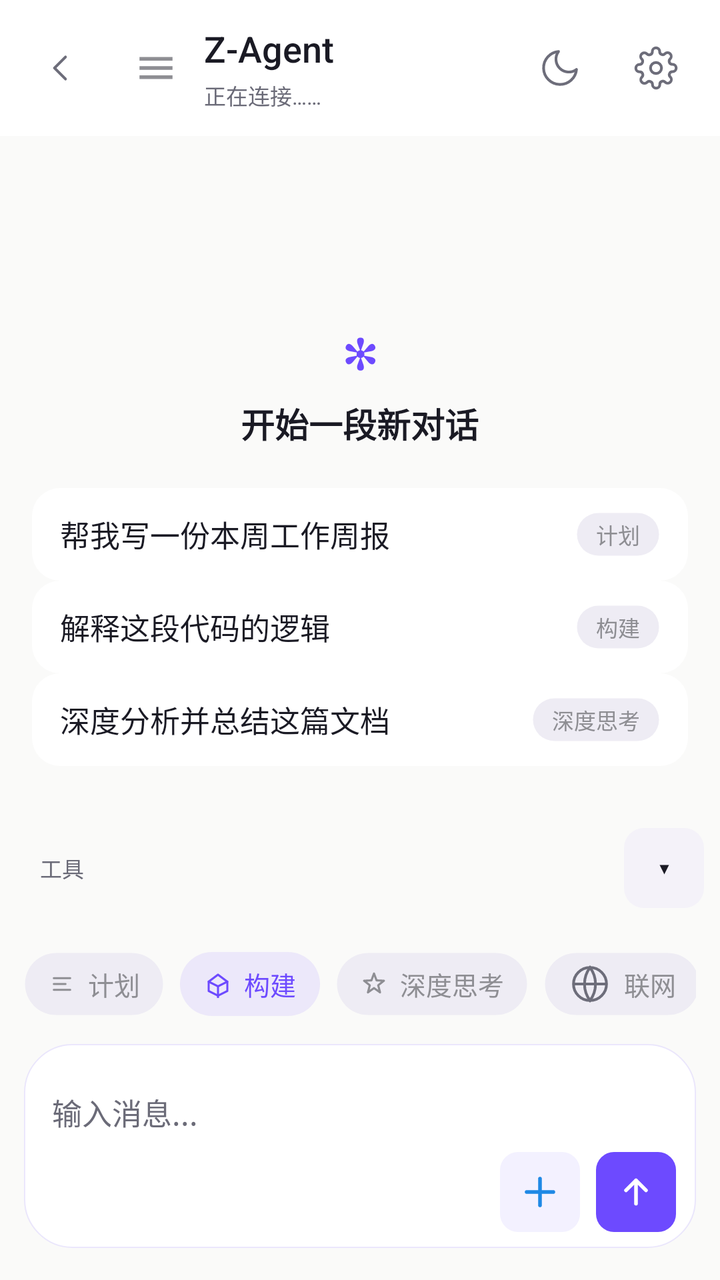
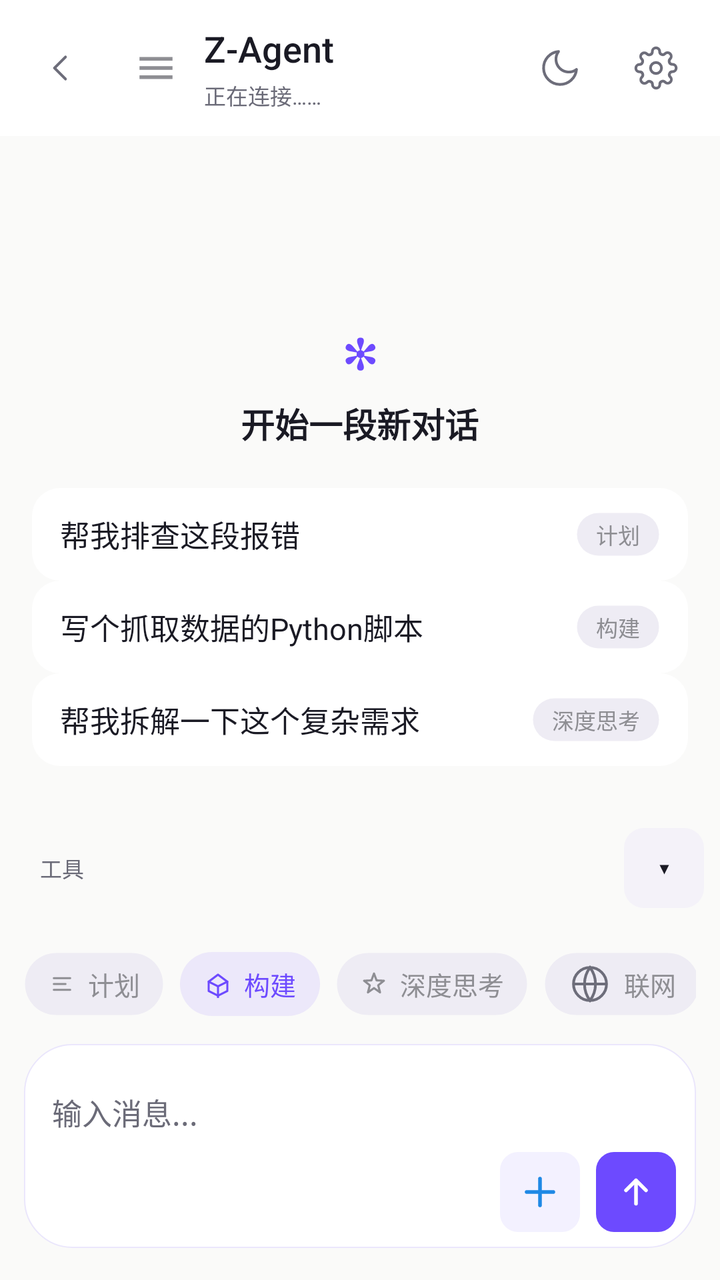

Two renders of the same Android screen: before a commit and after it. Below are the layout's source before the change and the commit's diff.
<!-- AndroidManifest.xml: application theme AppTheme -->
<!-- res/layout/activity_main.xml -->
<?xml version="1.0" encoding="utf-8"?>
<FrameLayout xmlns:android="http://schemas.android.com/apk/res/android"
android:id="@+id/rootView" android:clipChildren="false" android:clipToPadding="false"
android:layout_width="match_parent"
android:layout_height="match_parent"
android:background="@color/bg_canvas"
>



<LinearLayout
android:layout_width="match_parent"
android:layout_height="match_parent"
android:orientation="vertical">


<LinearLayout
android:id="@+id/topBar"
android:layout_width="match_parent"
android:layout_height="wrap_content"
android:background="@color/bg_elevated"
android:gravity="center_vertical"
android:orientation="horizontal"
android:paddingStart="6dp"
android:paddingTop="10dp"
android:paddingEnd="8dp"
android:paddingBottom="10dp">

<FrameLayout
    android:id="@+id/backButton"
    android:contentDescription="退出到模式选择"
    android:layout_width="48dp"
    android:layout_height="48dp"
    android:background="?attr/selectableItemBackgroundBorderless"
    android:clickable="true"
    android:focusable="true">
    <ImageView
        android:layout_width="22dp"
        android:layout_height="22dp"
        android:layout_gravity="center"
        android:src="@drawable/ic_back" />
    </FrameLayout>

<FrameLayout
    android:id="@+id/historyButton"
    android:contentDescription="聊天记录"
    android:layout_width="48dp"
    android:layout_height="48dp"
    android:background="?attr/selectableItemBackgroundBorderless"
    android:clickable="true"
    android:focusable="true">
    <ImageView
        android:layout_width="22dp"
        android:layout_height="22dp"
        android:layout_gravity="center"
        android:src="@drawable/ic_history" />
    </FrameLayout>

<LinearLayout
android:layout_width="0dp"
android:layout_height="wrap_content"
android:layout_weight="1"
android:orientation="vertical">
<TextView
android:layout_width="wrap_content"
android:layout_height="wrap_content"
android:text="Z-Agent"
android:textColor="@color/text_primary"
android:fontFamily="sans-serif-medium"
android:textSize="18sp" />
<TextView
android:id="@+id/statusText"
android:layout_width="match_parent"
android:layout_height="wrap_content"
android:layout_marginTop="3dp"
android:ellipsize="end"
android:maxLines="1"
android:text="正在连接……"
android:textColor="@color/text_tertiary"
android:textSize="@dimen/fs_caption" />
</LinearLayout>


<FrameLayout
android:id="@+id/themeButton"
android:contentDescription="切换深浅主题"
android:layout_width="48dp"
android:layout_height="48dp"
android:background="?attr/selectableItemBackgroundBorderless"
android:clickable="true"
android:focusable="true">
<ImageView
android:id="@+id/themeIcon"
android:layout_width="22dp"
android:layout_height="22dp"
android:layout_gravity="center"
android:src="@drawable/ic_moon" />
 
</FrameLayout>


<FrameLayout
android:id="@+id/settingsButton"
android:contentDescription="打开设置"
android:layout_width="48dp"
android:layout_height="48dp"
android:background="?attr/selectableItemBackgroundBorderless"
android:clickable="true"
android:focusable="true">
<ImageView
android:layout_width="22dp"
android:layout_height="22dp"
android:layout_gravity="center"
android:src="@drawable/ic_gear" />
</FrameLayout>
</LinearLayout>


<FrameLayout android:clipChildren="false" android:clipToPadding="false"
android:layout_width="match_parent"
android:layout_height="0dp"
android:layout_weight="1">

<ScrollView
android:id="@+id/outputScroll"
android:layout_width="match_parent"
android:layout_height="match_parent"
android:background="@color/bg_canvas"
android:fillViewport="true"
android:overScrollMode="always"
android:scrollbars="vertical">
<LinearLayout
android:id="@+id/chatContainer"
android:layout_width="match_parent"
android:layout_height="wrap_content"
android:gravity="bottom"
android:orientation="vertical"
android:paddingStart="8dp"
android:paddingTop="12dp"
android:paddingEnd="8dp"
android:paddingBottom="200dp">

<LinearLayout
android:id="@+id/emptyState"
android:layout_width="match_parent"
android:layout_height="0dp"
android:gravity="center"
android:layout_weight="1"
android:orientation="vertical"
android:paddingTop="48dp"
android:paddingBottom="24dp">
<TextView
android:layout_width="wrap_content"
android:layout_height="wrap_content"
android:text="✻"
android:textColor="@color/accent"
android:textSize="@dimen/fs_display"
android:textStyle="bold" />
<TextView
android:layout_width="wrap_content"
android:layout_height="wrap_content"
android:layout_marginTop="8dp"
android:text="开始一段新对话"
android:textColor="@color/text_primary"
android:textSize="@dimen/fs_title"
android:textStyle="bold" />


<LinearLayout android:layout_width="match_parent" android:layout_height="wrap_content" android:layout_marginTop="20dp" android:orientation="vertical" android:paddingStart="8dp" android:paddingEnd="8dp">

<LinearLayout android:id="@+id/promptCard1" android:layout_width="match_parent" android:layout_height="wrap_content" android:background="@drawable/bg_prompt_card" android:clickable="true" android:focusable="true" android:orientation="horizontal" android:gravity="center_vertical" android:paddingStart="14dp" android:paddingTop="12dp" android:paddingEnd="14dp" android:paddingBottom="12dp"><TextView android:layout_width="0dp" android:layout_height="wrap_content" android:layout_weight="1" android:text="帮我写一份本周工作周报" android:textColor="@color/text_primary" android:textSize="@dimen/fs_body"/><TextView android:layout_width="wrap_content" android:layout_height="wrap_content" android:layout_marginStart="8dp" android:background="@drawable/bg_chip_ghost" android:paddingStart="10dp" android:paddingTop="3dp" android:paddingEnd="10dp" android:paddingBottom="3dp" android:text="计划" android:textColor="@color/chip_text_inactive" android:textSize="11sp"/></LinearLayout>

<LinearLayout android:id="@+id/promptCard2" android:layout_width="match_parent" android:layout_height="wrap_content" android:background="@drawable/bg_prompt_card" android:clickable="true" android:focusable="true" android:orientation="horizontal" android:gravity="center_vertical" android:paddingStart="14dp" android:paddingTop="12dp" android:paddingEnd="14dp" android:paddingBottom="12dp"><TextView android:layout_width="0dp" android:layout_height="wrap_content" android:layout_weight="1" android:text="解释这段代码的逻辑" android:textColor="@color/text_primary" android:textSize="@dimen/fs_body"/><TextView android:layout_width="wrap_content" android:layout_height="wrap_content" android:layout_marginStart="8dp" android:background="@drawable/bg_chip_ghost" android:paddingStart="10dp" android:paddingTop="3dp" android:paddingEnd="10dp" android:paddingBottom="3dp" android:text="构建" android:textColor="@color/chip_text_inactive" android:textSize="11sp"/></LinearLayout>

<LinearLayout android:id="@+id/promptCard3" android:layout_width="match_parent" android:layout_height="wrap_content" android:background="@drawable/bg_prompt_card" android:clickable="true" android:focusable="true" android:orientation="horizontal" android:gravity="center_vertical" android:paddingStart="14dp" android:paddingTop="12dp" android:paddingEnd="14dp" android:paddingBottom="12dp"><TextView android:layout_width="0dp" android:layout_height="wrap_content" android:layout_weight="1" android:text="深度分析并总结这篇文档" android:textColor="@color/text_primary" android:textSize="@dimen/fs_body"/><TextView android:layout_width="wrap_content" android:layout_height="wrap_content" android:layout_marginStart="8dp" android:background="@drawable/bg_chip_ghost" android:paddingStart="10dp" android:paddingTop="3dp" android:paddingEnd="10dp" android:paddingBottom="3dp" android:text="深度思考" android:textColor="@color/chip_text_inactive" android:textSize="11sp"/></LinearLayout>
</LinearLayout>
</LinearLayout>
 </LinearLayout>
</ScrollView>


<FrameLayout
android:id="@+id/scrollBottomBtn"
android:layout_width="40dp"
android:layout_height="40dp"
android:layout_gravity="bottom|end"
android:layout_marginEnd="16dp"
 android:layout_marginBottom="76dp"
android:background="@drawable/bg_circle_btn"
android:clickable="true"
android:focusable="true"
android:foreground="@drawable/ripple_circle"
android:visibility="gone">
<TextView
android:layout_width="wrap_content"
android:layout_height="wrap_content"
android:layout_gravity="center"
android:text="↓"
android:textColor="@color/accent"
android:textSize="20sp"
android:textStyle="bold" />
</FrameLayout>
</FrameLayout>

</LinearLayout>


<LinearLayout
android:layout_width="match_parent"
android:layout_height="wrap_content"
android:layout_gravity="bottom"
android:orientation="vertical">


<LinearLayout android:id="@+id/quickBarContainer" android:layout_width="match_parent" android:layout_height="wrap_content" android:background="@android:color/transparent" android:orientation="vertical">

 <LinearLayout android:id="@+id/quickRowWrap" android:layout_width="match_parent" android:layout_height="wrap_content" android:gravity="center_vertical" android:minHeight="56dp" android:orientation="horizontal" android:paddingStart="8dp" android:paddingTop="6dp" android:paddingEnd="8dp" android:paddingBottom="6dp"> <TextView android:layout_width="wrap_content" android:layout_height="wrap_content" android:paddingStart="12dp" android:paddingEnd="2dp" android:text="工具" android:textColor="@color/text_tertiary" android:textSize="11sp" /> <HorizontalScrollView android:id="@+id/quickScroll" android:layout_width="0dp" android:layout_height="wrap_content" android:layout_weight="1" android:overScrollMode="never" android:scrollbars="none"> <LinearLayout android:id="@+id/quickRow" android:layout_width="wrap_content" android:layout_height="wrap_content" android:gravity="center_vertical" android:orientation="horizontal" android:paddingStart="8dp" android:paddingEnd="8dp" /> </HorizontalScrollView> <TextView android:id="@+id/quickCollapse" android:layout_width="40dp" android:layout_height="40dp" android:layout_marginStart="4dp" android:background="@drawable/bg_quick" android:clickable="true" android:focusable="true" android:foreground="@drawable/ripple_pill" android:gravity="center" android:text="▾" android:textColor="@color/text_primary" android:textSize="16sp" /> </LinearLayout>  <LinearLayout android:id="@+id/quickEditBar" android:layout_width="match_parent" android:layout_height="36dp" android:background="@color/bg_subtle" android:gravity="center_vertical" android:orientation="horizontal" android:paddingStart="16dp" android:paddingEnd="12dp" android:visibility="gone"> <TextView android:layout_width="0dp" android:layout_height="wrap_content" android:layout_weight="1" android:text="拖动排序 · 点×移除 · 点＋添加" android:textColor="@color/text_secondary" android:textSize="11sp" /> <TextView android:id="@+id/quickEditDone" android:layout_width="wrap_content" android:layout_height="wrap_content" android:paddingStart="12dp" android:paddingEnd="4dp" android:text="完成" android:textColor="@color/accent" android:textSize="13sp" android:textStyle="bold" /> </LinearLayout>  </LinearLayout>


<LinearLayout android:id="@+id/inputBar" android:layout_width="match_parent" android:layout_height="wrap_content" android:background="@android:color/transparent" android:clipChildren="false" android:clipToPadding="false" android:orientation="vertical" android:paddingStart="12dp" android:paddingTop="14dp" android:paddingEnd="12dp" android:paddingBottom="14dp">




<LinearLayout android:layout_width="match_parent" android:layout_height="wrap_content" android:gravity="center_vertical" android:orientation="horizontal" android:paddingBottom="10dp">
<HorizontalScrollView android:layout_width="0dp" android:layout_height="wrap_content" android:layout_weight="1" android:scrollbars="none" android:overScrollMode="never">
<LinearLayout android:layout_width="wrap_content" android:layout_height="wrap_content" android:gravity="center_vertical" android:orientation="horizontal">
<TextView android:id="@+id/segPlan" android:layout_width="wrap_content" android:layout_height="32dp" android:background="@drawable/bg_chip_ghost" android:clickable="true" android:focusable="true" android:foreground="@drawable/ripple_pill" android:gravity="center_vertical" android:drawableStart="@drawable/ic_plan" android:drawablePadding="6dp" android:paddingStart="12dp" android:paddingEnd="12dp" android:text="计划" android:textColor="@color/chip_text_inactive" android:textSize="13sp" android:maxLines="1" />
<TextView android:id="@+id/segBuild" android:layout_width="wrap_content" android:layout_height="32dp" android:layout_marginStart="8dp" android:background="@drawable/bg_chip_active" android:clickable="true" android:focusable="true" android:foreground="@drawable/ripple_pill" android:gravity="center_vertical" android:drawableStart="@drawable/ic_build_active" android:drawablePadding="6dp" android:paddingStart="12dp" android:paddingEnd="12dp" android:text="构建" android:textColor="@color/accent" android:textSize="13sp" android:maxLines="1" />
<TextView android:id="@+id/chipThink2" android:layout_width="wrap_content" android:layout_height="32dp" android:layout_marginStart="8dp" android:background="@drawable/bg_chip_ghost" android:clickable="true" android:focusable="true" android:foreground="@drawable/ripple_pill" android:gravity="center_vertical" android:drawableStart="@drawable/ic_think" android:drawablePadding="6dp" android:paddingStart="12dp" android:paddingEnd="12dp" android:text="深度思考" android:textColor="@color/chip_text_inactive" android:textSize="13sp" android:maxLines="1" />
<TextView android:id="@+id/chipSearch" android:layout_width="wrap_content" android:layout_height="32dp" android:layout_marginStart="8dp" android:background="@drawable/bg_chip_ghost" android:clickable="true" android:focusable="true" android:foreground="@drawable/ripple_pill" android:gravity="center_vertical" android:drawableStart="@drawable/ic_globe" android:drawablePadding="6dp" android:paddingStart="12dp" android:paddingEnd="12dp" android:text="联网" android:textColor="@color/chip_text_inactive" android:textSize="13sp" android:maxLines="1" />
</LinearLayout>
</HorizontalScrollView>
</LinearLayout>



<LinearLayout android:id="@+id/inputCard" android:layout_width="match_parent" android:layout_height="wrap_content" android:layout_marginTop="4dp" android:layout_marginBottom="2dp" android:background="@drawable/bg_input_card" android:elevation="10dp" android:orientation="vertical" android:paddingStart="14dp" android:paddingTop="10dp" android:paddingEnd="10dp" android:paddingBottom="8dp">

<HorizontalScrollView android:id="@+id/attachScroll" android:layout_width="match_parent" android:layout_height="wrap_content" android:scrollbars="none" android:visibility="gone">
<LinearLayout android:id="@+id/attachRow" android:layout_width="wrap_content" android:layout_height="wrap_content" android:orientation="horizontal" android:paddingBottom="6dp" />
</HorizontalScrollView>

<EditText android:id="@+id/inputEdit" android:layout_width="match_parent" android:layout_height="wrap_content" android:minHeight="44dp" android:background="@null" android:hint="输入消息..." android:imeOptions="actionSend" android:inputType="textCapSentences" android:maxLines="5" android:paddingTop="8dp" android:paddingBottom="4dp" android:textColor="@color/text_primary" android:textColorHint="@color/text_tertiary" android:textSize="@dimen/fs_body" />

<LinearLayout android:layout_width="match_parent" android:layout_height="wrap_content" android:gravity="center_vertical|end" android:orientation="horizontal">

<FrameLayout android:id="@+id/btnPlus" android:contentDescription="添加附件" android:layout_width="40dp" android:layout_height="40dp" android:background="@drawable/bg_circle_btn" android:clickable="true" android:focusable="true" android:foreground="@drawable/ripple_circle">
<ImageView android:layout_width="20dp" android:layout_height="20dp" android:layout_gravity="center" android:src="@drawable/ic_plus" />
</FrameLayout>

<FrameLayout android:id="@+id/sendButton" android:contentDescription="发送消息" android:layout_width="40dp" android:layout_height="40dp" android:layout_marginStart="8dp" android:background="@drawable/bg_circle_send" android:clickable="true" android:focusable="true" android:foreground="@drawable/ripple_circle">
<ImageView android:layout_width="20dp" android:layout_height="20dp" android:layout_gravity="center" android:src="@drawable/ic_arrow_up" />
</FrameLayout>
</LinearLayout>
</LinearLayout>

</LinearLayout>
</LinearLayout>
<FrameLayout android:id="@+id/quickBall" android:layout_width="52dp" android:layout_height="52dp" android:layout_gravity="end|bottom" android:layout_marginEnd="16dp" android:layout_marginBottom="150dp" android:background="@drawable/bg_quick_ball" android:clickable="true" android:focusable="true" android:foreground="@drawable/ripple_circle" android:visibility="gone"><TextView android:layout_width="wrap_content" android:layout_height="wrap_content" android:layout_gravity="center" android:text="✻" android:textColor="#FFFFFF" android:textSize="22sp" android:textStyle="bold" /> </FrameLayout>


<LinearLayout
    android:id="@+id/modeSelectOverlay"
    android:layout_width="match_parent"
    android:layout_height="match_parent"
    android:background="@color/bg_canvas"
    android:orientation="vertical"
    android:gravity="center"
    android:paddingStart="24dp"
    android:paddingEnd="24dp"
    android:visibility="gone">

    <TextView
        android:layout_width="wrap_content"
        android:layout_height="wrap_content"
        android:text="Z-Agent"
        android:textSize="40sp"
        android:textStyle="bold"
        android:textColor="@color/text_primary"
        android:fontFamily="sans-serif-medium" />

    <TextView
        android:layout_width="wrap_content"
        android:layout_height="wrap_content"
        android:layout_marginTop="8dp"
        android:layout_marginBottom="40dp"
        android:text="选择运行模式"
        android:textSize="15sp"
        android:textColor="@color/text_tertiary" />

    <LinearLayout
        android:id="@+id/modeFreeCard"
        android:layout_width="match_parent"
        android:layout_height="wrap_content"
        android:background="@drawable/bg_prompt_card"
        android:clickable="true"
        android:focusable="true"
        android:foreground="@drawable/ripple_press"
        android:orientation="vertical"
        android:padding="20dp">
            <TextView
                android:layout_width="wrap_content"
                android:layout_height="wrap_content"
                android:text="免费模式"
                android:textSize="18sp"
                android:textStyle="bold"
                android:textColor="@color/text_primary" />
            <TextView
                android:layout_width="wrap_content"
                android:layout_height="wrap_content"
                android:layout_marginTop="6dp"
                android:text="无需 API Key，使用共享通道"
                android:textSize="13sp"
                android:textColor="@color/text_secondary" />
    </LinearLayout>

    <LinearLayout
        android:id="@+id/modeKeyCard"
        android:layout_width="match_parent"
        android:layout_height="wrap_content"
        android:layout_marginTop="16dp"
        android:background="@drawable/bg_prompt_card"
        android:clickable="true"
        android:focusable="true"
        android:foreground="@drawable/ripple_press"
        android:orientation="vertical"
        android:padding="20dp">
            <TextView
                android:layout_width="wrap_content"
                android:layout_height="wrap_content"
                android:text="自备 Key"
                android:textSize="18sp"
                android:textStyle="bold"
                android:textColor="@color/text_primary" />
            <TextView
                android:layout_width="wrap_content"
                android:layout_height="wrap_content"
                android:layout_marginTop="6dp"
                android:text="使用你自己的 DeepSeek API Key"
                android:textSize="13sp"
                android:textColor="@color/text_secondary" />
    </LinearLayout>
</LinearLayout>
</FrameLayout>
<!-- resources referenced by this layout -->
<resources>
  <color name="accent">#6D4AFF</color>
  <color name="bg_canvas">#FAFAF9</color>
  <color name="bg_elevated">#FFFFFF</color>
  <color name="bg_subtle">#F4F2F9</color>
  <color name="chip_text_inactive">#8E8E93</color>
  <color name="text_primary">#1A1A24</color>
  <color name="text_secondary">#6D6D7A</color>
  <color name="text_tertiary">#6B6B78</color>
  <dimen name="fs_body">15sp</dimen>
  <dimen name="fs_caption">11sp</dimen>
  <dimen name="fs_display">22sp</dimen>
  <dimen name="fs_title">17sp</dimen>
  <!-- drawable bg_chip_active (drawable) -->
  <?xml version="1.0" encoding="utf-8"?>
  <shape xmlns:android="http://schemas.android.com/apk/res/android" android:shape="rectangle">
      <solid android:color="@color/chip_active_bg" />
      <corners android:radius="999dp" />
  </shape>
  <!-- drawable bg_chip_ghost (drawable) -->
  <?xml version="1.0" encoding="utf-8"?>
  <shape xmlns:android="http://schemas.android.com/apk/res/android" android:shape="rectangle">
      <solid android:color="@color/chip_ghost_bg" />
      <corners android:radius="999dp" />
      <stroke android:width="1dp" android:color="@color/chip_ghost_stroke" />
  </shape>
  <!-- drawable bg_circle_btn (drawable) -->
  <?xml version="1.0" encoding="utf-8"?>
  <shape xmlns:android="http://schemas.android.com/apk/res/android" android:shape="rectangle">
   <solid android:color="@color/accent_subtle" />
   <corners android:radius="8.95dp" />
  </shape>
  <!-- drawable bg_circle_send (drawable) -->
  <?xml version="1.0" encoding="utf-8"?>
  <shape xmlns:android="http://schemas.android.com/apk/res/android" android:shape="rectangle">
   <solid android:color="@color/accent" />
   <corners android:radius="8.95dp" />
  </shape>
  <!-- drawable bg_input_card (drawable) -->
  <?xml version="1.0" encoding="utf-8"?>
  <shape xmlns:android="http://schemas.android.com/apk/res/android" android:shape="rectangle">
  <solid android:color="@color/bg_elevated" />
  <corners android:radius="24dp" />
  <stroke android:width="0.5dp" android:color="@color/accent_line" />
  </shape>
  <!-- drawable bg_prompt_card (drawable) -->
  <?xml version="1.0" encoding="utf-8"?>
  <shape xmlns:android="http://schemas.android.com/apk/res/android" android:shape="rectangle">
  <solid android:color="@color/bg_elevated" />
  <corners android:radius="14dp" />
  </shape>
  <!-- drawable bg_quick (drawable) -->
  <?xml version="1.0" encoding="utf-8"?>
  <shape xmlns:android="http://schemas.android.com/apk/res/android" android:shape="rectangle">
  <solid android:color="@color/bg_subtle" />
  <corners android:radius="10dp" />
  </shape>
  <!-- drawable bg_quick_ball (drawable) -->
  <?xml version="1.0" encoding="utf-8"?>
  <shape xmlns:android="http://schemas.android.com/apk/res/android" android:shape="oval">
  <solid android:color="@color/accent" />
  <padding android:left="0dp" android:top="0dp" android:right="0dp" android:bottom="0dp" />
  </shape>
  <!-- drawable ripple_circle (drawable) -->
  <?xml version="1.0" encoding="utf-8"?>
  <ripple xmlns:android="http://schemas.android.com/apk/res/android" android:color="@color/accent_line">
   <item android:id="@android:id/mask">
   <shape android:shape="rectangle">
   <corners android:radius="8.95dp" />
   <solid android:color="#FFFFFF" />
   </shape>
   </item>
  </ripple>
  <color name="chip_active_bg">#1A6D4AFF</color>
  <color name="chip_ghost_bg">#EEECF4</color>
  <color name="chip_ghost_stroke">#00000000</color>
  <color name="accent_subtle">#146D4AFF</color>
  <color name="accent_line">#1F6D4AFF</color>
  <style name="AppBottomSheet" parent="Theme.Design.Light.BottomSheetDialog">
  <item name="bottomSheetStyle">@style/AppBottomSheet.Modal</item>
  <item name="android:windowIsFloating">false</item>
  <item name="android:statusBarColor">@android:color/transparent</item>
  </style>
  <style name="AppBottomSheet.Modal" parent="Widget.Design.BottomSheet.Modal">
  <item name="android:background">@android:color/transparent</item>
  </style>
  <!-- unchanged entries left out for length: 14 -->
</resources>

<!-- the commit's change to res/layout/activity_main.xml (unified diff, before → after) -->
@@ -157,6 +157,7 @@ android:textColor="@color/accent"
 android:textSize="@dimen/fs_display"
 android:textStyle="bold" />
 <TextView
+android:id="@+id/emptyTitle"
 android:layout_width="wrap_content"
 android:layout_height="wrap_content"
 android:layout_marginTop="8dp"
@@ -164,15 +165,27 @@ android:text="开始一段新对话"
 android:textColor="@color/text_primary"
 android:textSize="@dimen/fs_title"
 android:textStyle="bold" />
+<TextView
+android:id="@+id/emptySubtitle"
+android:layout_width="match_parent"
+android:layout_height="wrap_content"
+android:layout_marginTop="6dp"
+android:layout_marginStart="24dp"
+android:layout_marginEnd="24dp"
+android:gravity="center"
+android:text=""
+android:textColor="@color/text_tertiary"
+android:textSize="@dimen/fs_caption"
+android:visibility="gone" />>
 
 
 <LinearLayout android:layout_width="match_parent" android:layout_height="wrap_content" android:layout_marginTop="20dp" android:orientation="vertical" android:paddingStart="8dp" android:paddingEnd="8dp">
 
-<LinearLayout android:id="@+id/promptCard1" android:layout_width="match_parent" android:layout_height="wrap_content" android:background="@drawable/bg_prompt_card" android:clickable="true" android:focusable="true" android:orientation="horizontal" android:gravity="center_vertical" android:paddingStart="14dp" android:paddingTop="12dp" android:paddingEnd="14dp" android:paddingBottom="12dp"><TextView android:layout_width="0dp" android:layout_height="wrap_content" android:layout_weight="1" android:text="帮我写一份本周工作周报" android:textColor="@color/text_primary" android:textSize="@dimen/fs_body"/><TextView android:layout_width="wrap_content" android:layout_height="wrap_content" android:layout_marginStart="8dp" android:background="@drawable/bg_chip_ghost" android:paddingStart="10dp" android:paddingTop="3dp" android:paddingEnd="10dp" android:paddingBottom="3dp" android:text="计划" android:textColor="@color/chip_text_inactive" android:textSize="11sp"/></LinearLayout>
-
-<LinearLayout android:id="@+id/promptCard2" android:layout_width="match_parent" android:layout_height="wrap_content" android:background="@drawable/bg_prompt_card" android:clickable="true" android:focusable="true" android:orientation="horizontal" android:gravity="center_vertical" android:paddingStart="14dp" android:paddingTop="12dp" android:paddingEnd="14dp" android:paddingBottom="12dp"><TextView android:layout_width="0dp" android:layout_height="wrap_content" android:layout_weight="1" android:text="解释这段代码的逻辑" android:textColor="@color/text_primary" android:textSize="@dimen/fs_body"/><TextView android:layout_width="wrap_content" android:layout_height="wrap_content" android:layout_marginStart="8dp" android:background="@drawable/bg_chip_ghost" android:paddingStart="10dp" android:paddingTop="3dp" android:paddingEnd="10dp" android:paddingBottom="3dp" android:text="构建" android:textColor="@color/chip_text_inactive" android:textSize="11sp"/></LinearLayout>
-
-<LinearLayout android:id="@+id/promptCard3" android:layout_width="match_parent" android:layout_height="wrap_content" android:background="@drawable/bg_prompt_card" android:clickable="true" android:focusable="true" android:orientation="horizontal" android:gravity="center_vertical" android:paddingStart="14dp" android:paddingTop="12dp" android:paddingEnd="14dp" android:paddingBottom="12dp"><TextView android:layout_width="0dp" android:layout_height="wrap_content" android:layout_weight="1" android:text="深度分析并总结这篇文档" android:textColor="@color/text_primary" android:textSize="@dimen/fs_body"/><TextView android:layout_width="wrap_content" android:layout_height="wrap_content" android:layout_marginStart="8dp" android:background="@drawable/bg_chip_ghost" android:paddingStart="10dp" android:paddingTop="3dp" android:paddingEnd="10dp" android:paddingBottom="3dp" android:text="深度思考" android:textColor="@color/chip_text_inactive" android:textSize="11sp"/></LinearLayout>
+<LinearLayout android:id="@+id/promptCard1" android:layout_width="match_parent" android:layout_height="wrap_content" android:background="@drawable/bg_prompt_card" android:clickable="true" android:focusable="true" android:orientation="horizontal" android:gravity="center_vertical" android:paddingStart="14dp" android:paddingTop="12dp" android:paddingEnd="14dp" android:paddingBottom="12dp"><TextView android:layout_width="0dp" android:layout_height="wrap_content" android:layout_weight="1" android:text="帮我排查这段报错" android:textColor="@color/text_primary" android:textSize="@dimen/fs_body"/><TextView android:layout_width="wrap_content" android:layout_height="wrap_content" android:layout_marginStart="8dp" android:background="@drawable/bg_chip_ghost" android:paddingStart="10dp" android:paddingTop="3dp" android:paddingEnd="10dp" android:paddingBottom="3dp" android:text="计划" android:textColor="@color/chip_text_inactive" android:textSize="11sp"/></LinearLayout>
+
+<LinearLayout android:id="@+id/promptCard2" android:layout_width="match_parent" android:layout_height="wrap_content" android:background="@drawable/bg_prompt_card" android:clickable="true" android:focusable="true" android:orientation="horizontal" android:gravity="center_vertical" android:paddingStart="14dp" android:paddingTop="12dp" android:paddingEnd="14dp" android:paddingBottom="12dp"><TextView android:layout_width="0dp" android:layout_height="wrap_content" android:layout_weight="1" android:text="写个抓取数据的Python脚本" android:textColor="@color/text_primary" android:textSize="@dimen/fs_body"/><TextView android:layout_width="wrap_content" android:layout_height="wrap_content" android:layout_marginStart="8dp" android:background="@drawable/bg_chip_ghost" android:paddingStart="10dp" android:paddingTop="3dp" android:paddingEnd="10dp" android:paddingBottom="3dp" android:text="构建" android:textColor="@color/chip_text_inactive" android:textSize="11sp"/></LinearLayout>
+
+<LinearLayout android:id="@+id/promptCard3" android:layout_width="match_parent" android:layout_height="wrap_content" android:background="@drawable/bg_prompt_card" android:clickable="true" android:focusable="true" android:orientation="horizontal" android:gravity="center_vertical" android:paddingStart="14dp" android:paddingTop="12dp" android:paddingEnd="14dp" android:paddingBottom="12dp"><TextView android:layout_width="0dp" android:layout_height="wrap_content" android:layout_weight="1" android:text="帮我拆解一下这个复杂需求" android:textColor="@color/text_primary" android:textSize="@dimen/fs_body"/><TextView android:layout_width="wrap_content" android:layout_height="wrap_content" android:layout_marginStart="8dp" android:background="@drawable/bg_chip_ghost" android:paddingStart="10dp" android:paddingTop="3dp" android:paddingEnd="10dp" android:paddingBottom="3dp" android:text="深度思考" android:textColor="@color/chip_text_inactive" android:textSize="11sp"/></LinearLayout>
 </LinearLayout>
 </LinearLayout>
  </LinearLayout>
